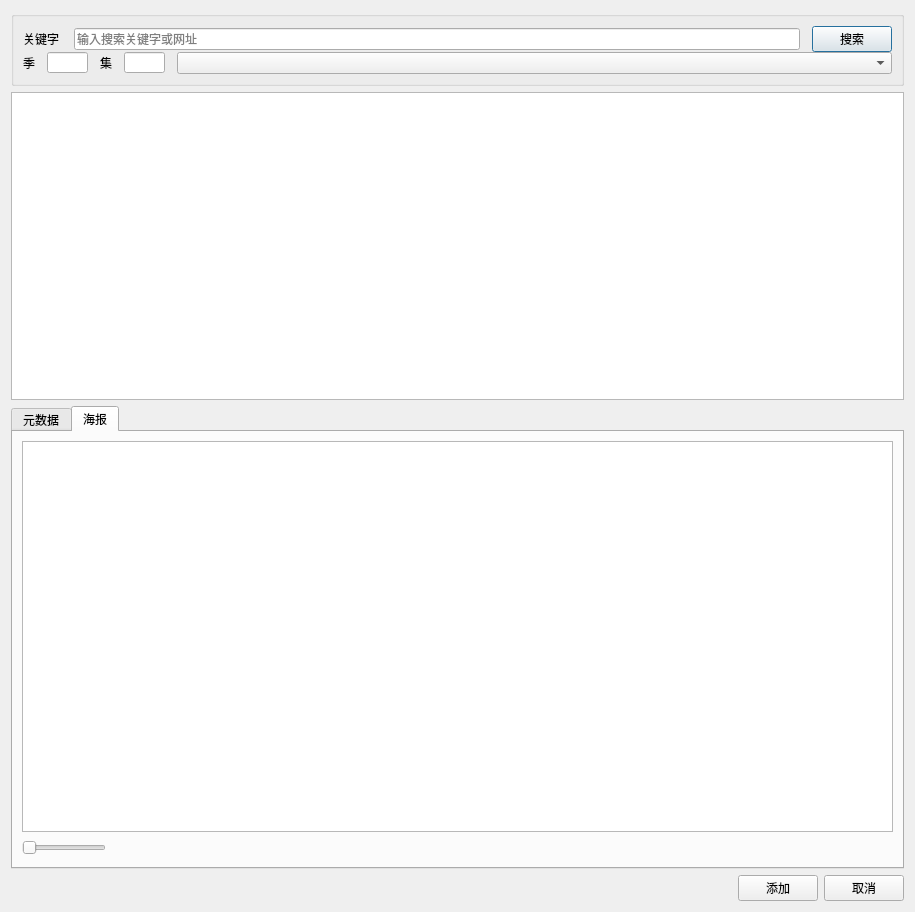
The window that ui/search_metadata_window.ui (newlifes01/Synology_VideoStation_Master) describes before a commit, drawn with Qt 5.
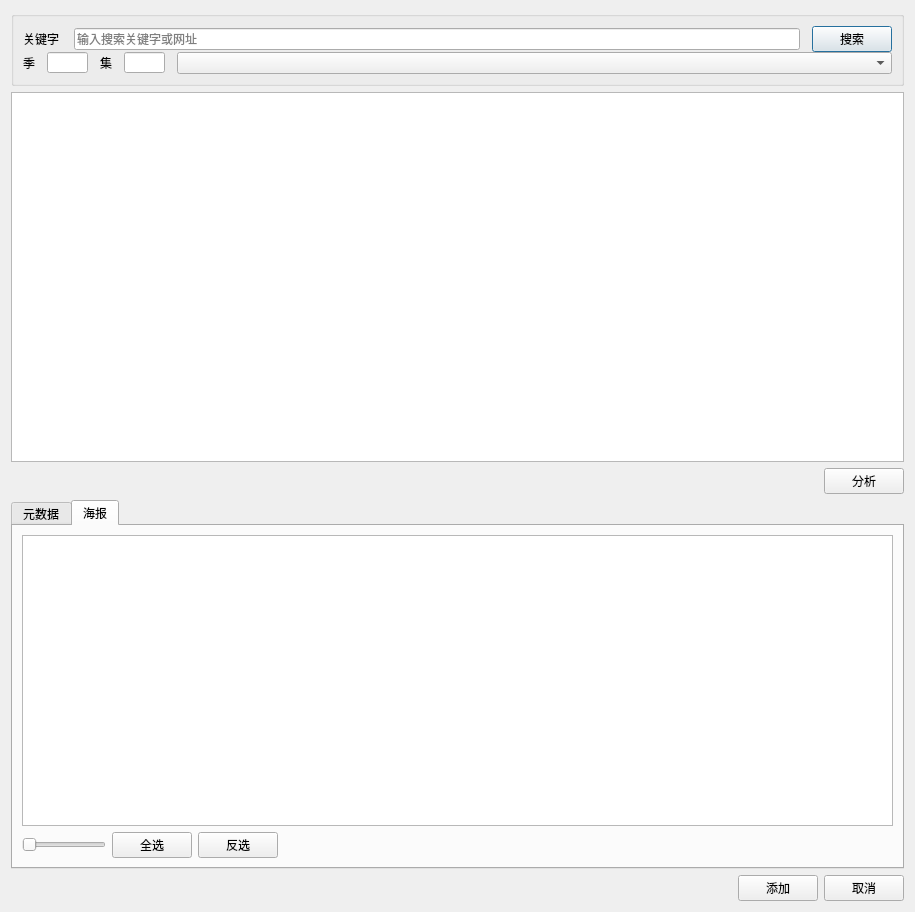
The same window after the commit. The open tabs and pages were chosen to show the change. Custom widgets are drawn as their Qt base class.

```diff
--- a/ui/search_metadata_window.ui
+++ b/ui/search_metadata_window.ui
@@ -13,7 +13,7 @@
   <property name="windowTitle">
    <string>搜索元数据</string>
   </property>
-  <layout class="QVBoxLayout" name="verticalLayout_2" stretch="0,2,3,0">
+  <layout class="QVBoxLayout" name="verticalLayout_2">
    <item>
     <widget class="QGroupBox" name="groupBox">
      <property name="title">
@@ -212,6 +212,30 @@
      <column/>
     </widget>
    </item>
+   <item>
+    <layout class="QHBoxLayout" name="horizontalLayout_3">
+     <item>
+      <spacer name="horizontalSpacer_2">
+       <property name="orientation">
+        <enum>Qt::Horizontal</enum>
+       </property>
+       <property name="sizeHint" stdset="0">
+        <size>
+         <width>158</width>
+         <height>20</height>
+        </size>
+       </property>
+      </spacer>
+     </item>
+     <item>
+      <widget class="QPushButton" name="btn_dital">
+       <property name="text">
+        <string>分析</string>
+       </property>
+      </widget>
+     </item>
+    </layout>
+   </item>
    <item>
     <widget class="QTabWidget" name="tabwidget_metas">
      <property name="currentIndex">
@@ -251,7 +275,7 @@
        <string>海报</string>
       </attribute>
       <layout class="QGridLayout" name="gridLayout">
-       <item row="0" column="0" colspan="2">
+       <item row="0" column="0" colspan="4">
         <widget class="LstEditSearchMetadata" name="lst_pices">
          <property name="font">
           <font>
@@ -308,6 +332,26 @@
         </widget>
        </item>
        <item row="1" column="1">
+        <widget class="QPushButton" name="btn_select_all">
+         <property name="sizePolicy">
+          <sizepolicy hsizetype="Fixed" vsizetype="Fixed">
+           <horstretch>0</horstretch>
+           <verstretch>0</verstretch>
+          </sizepolicy>
+         </property>
+         <property name="text">
+          <string>全选</string>
+         </property>
+        </widget>
+       </item>
+       <item row="1" column="2">
+        <widget class="QPushButton" name="btn_unselect_all">
+         <property name="text">
+          <string>反选</string>
+         </property>
+        </widget>
+       </item>
+       <item row="1" column="3">
         <spacer name="horizontalSpacer">
          <property name="orientation">
           <enum>Qt::Horizontal</enum>
```
Left out of the diff: 20 changed lines with no effect on the pictures.
